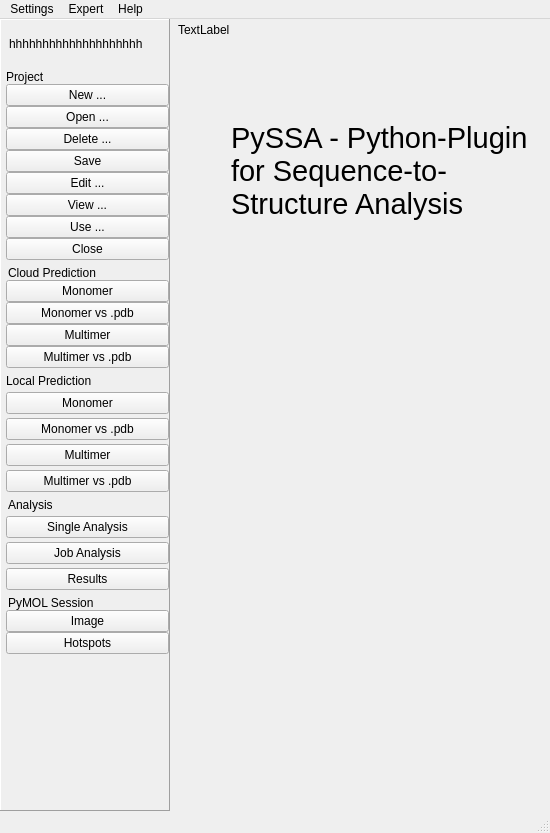
The window that pyssa/gui/ui/forms/mainWindow_alt.ui (urban233/PySSA) describes before a commit, drawn with Qt 5.
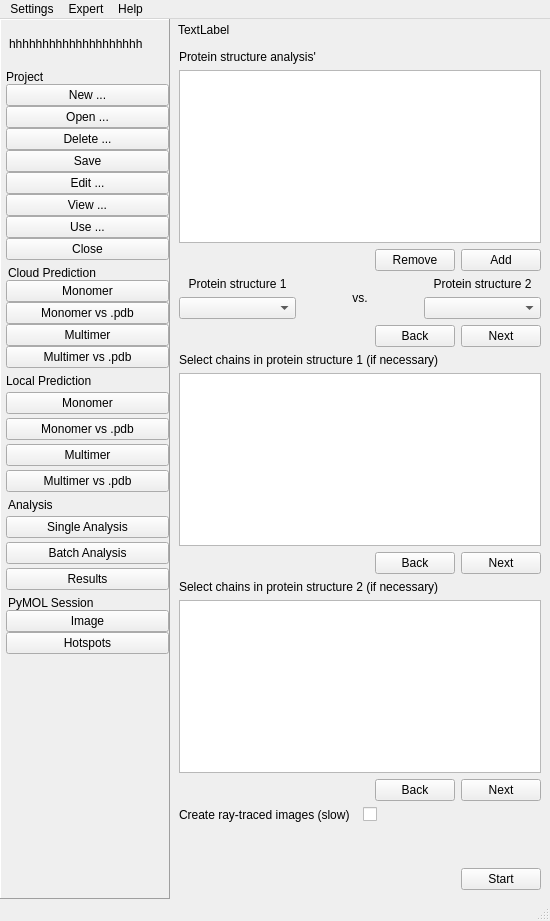
The same window after the commit. The open tabs and pages were chosen to show the change. Icons and pictures are not drawn.

Commit message: added single analysis functionality and batch layout

Diff of the .ui file:
```diff
--- a/pyssa/gui/ui/forms/mainWindow_alt.ui
+++ b/pyssa/gui/ui/forms/mainWindow_alt.ui
@@ -7,7 +7,7 @@
     <x>0</x>
     <y>0</y>
     <width>550</width>
-    <height>833</height>
+    <height>921</height>
    </rect>
   </property>
   <property name="windowTitle">
@@ -182,8 +182,8 @@
                  <rect>
                   <x>0</x>
                   <y>0</y>
-                  <width>142</width>
-                  <height>741</height>
+                  <width>163</width>
+                  <height>827</height>
                  </rect>
                 </property>
                 <layout class="QVBoxLayout" name="verticalLayout_64">
@@ -422,7 +422,7 @@
                    <item>
                     <widget class="QPushButton" name="btn_single_analysis_page">
                      <property name="focusPolicy">
-                      <enum>Qt::ClickFocus</enum>
+                      <enum>Qt::StrongFocus</enum>
                      </property>
                      <property name="text">
                       <string>Single Analysis</string>
@@ -430,19 +430,19 @@
                     </widget>
                    </item>
                    <item>
-                    <widget class="QPushButton" name="btn_job_analysis_page">
+                    <widget class="QPushButton" name="btn_batch_analysis_page">
                      <property name="focusPolicy">
-                      <enum>Qt::ClickFocus</enum>
+                      <enum>Qt::StrongFocus</enum>
                      </property>
                      <property name="text">
-                      <string>Job Analysis</string>
+                      <string>Batch Analysis</string>
                      </property>
                     </widget>
                    </item>
                    <item>
                     <widget class="QPushButton" name="btn_results_page">
                      <property name="focusPolicy">
-                      <enum>Qt::ClickFocus</enum>
+                      <enum>Qt::StrongFocus</enum>
                      </property>
                      <property name="text">
                       <string>Results</string>
@@ -635,6 +635,12 @@
           </property>
           <item>
            <widget class="QStackedWidget" name="stackedWidget">
+            <property name="sizePolicy">
+             <sizepolicy hsizetype="Preferred" vsizetype="Preferred">
+              <horstretch>0</horstretch>
+              <verstretch>0</verstretch>
+             </sizepolicy>
+            </property>
             <property name="minimumSize">
              <size>
               <width>353</width>
@@ -1222,7 +1228,7 @@
              </layout>
             </widget>
             <widget class="QWidget" name="single_analysis_page">
-             <layout class="QVBoxLayout" name="verticalLayout_44">
+             <layout class="QVBoxLayout" name="verticalLayout_86">
               <item>
                <layout class="QHBoxLayout" name="horizontalLayout_4">
                 <item>
@@ -1389,7 +1395,7 @@
                </spacer>
               </item>
               <item>
-               <layout class="QHBoxLayout" name="horizontalLayout_55">
+               <layout class="QHBoxLayout" name="horizontalLayout_63">
                 <item>
                  <spacer name="horizontalSpacer_3">
                   <property name="orientation">
@@ -1421,66 +1427,180 @@
               </item>
              </layout>
             </widget>
-            <widget class="QWidget" name="job_analysis_page">
-             <layout class="QVBoxLayout" name="verticalLayout_8">
-              <property name="leftMargin">
-               <number>10</number>
-              </property>
-              <property name="topMargin">
-               <number>5</number>
-              </property>
-              <property name="rightMargin">
-               <number>10</number>
-              </property>
-              <property name="bottomMargin">
-               <number>5</number>
-              </property>
+            <widget class="QWidget" name="batch_analysis_page">
+             <layout class="QVBoxLayout" name="verticalLayout_87">
               <item>
-               <widget class="QLabel" name="label_21">
-                <property name="text">
-                 <string>Enter a job name:</string>
-                </property>
-               </widget>
-              </item>
-              <item>
-               <widget class="QLineEdit" name="txt_batch_job_name"/>
-              </item>
-              <item>
-               <widget class="QLabel" name="label_22">
-                <property name="text">
-                 <string>Choose a .pdb file or enter a PDB ID:</string>
-                </property>
-               </widget>
-              </item>
-              <item>
-               <layout class="QHBoxLayout" name="horizontalLayout_20">
+               <layout class="QVBoxLayout" name="verticalLayout_44">
                 <item>
-                 <widget class="QLineEdit" name="txt_batch_load_reference"/>
-                </item>
-                <item>
-                 <widget class="QToolButton" name="btn_batch_load_reference">
+                 <widget class="QLabel" name="lbl_analysis_batch_overview">
                   <property name="text">
-                   <string>...</string>
+                   <string>Protein structure analysis'</string>
                   </property>
                  </widget>
                 </item>
+                <item>
+                 <widget class="QListWidget" name="list_analysis_batch_overview">
+                  <property name="sizePolicy">
+                   <sizepolicy hsizetype="Expanding" vsizetype="Expanding">
+                    <horstretch>0</horstretch>
+                    <verstretch>0</verstretch>
+                   </sizepolicy>
+                  </property>
+                  <property name="minimumSize">
+                   <size>
+                    <width>0</width>
+                    <height>0</height>
+                   </size>
+                  </property>
+                  <property name="maximumSize">
+                   <size>
+                    <width>16777215</width>
+                    <height>16777215</height>
+                   </size>
+                  </property>
+                 </widget>
+                </item>
+                <item>
+                 <layout class="QHBoxLayout" name="horizontalLayout_20">
+                  <item>
+                   <spacer name="horizontalSpacer_6">
+                    <property name="orientation">
+                     <enum>Qt::Horizontal</enum>
+                    </property>
+                    <property name="sizeHint" stdset="0">
+                     <size>
+                      <width>40</width>
+                      <height>20</height>
+                     </size>
+                    </property>
+                   </spacer>
+                  </item>
+                  <item>
+                   <widget class="QPushButton" name="btn_analysis_batch_remove">
+                    <property name="text">
+                     <string>Remove</string>
+                    </property>
+                   </widget>
+                  </item>
+                  <item>
+                   <widget class="QPushButton" name="btn_analysis_batch_add">
+                    <property name="text">
+                     <string>Add</string>
+                    </property>
+                   </widget>
+                  </item>
+                 </layout>
+                </item>
                </layout>
               </item>
               <item>
                <layout class="QHBoxLayout" name="horizontalLayout_15">
                 <item>
-                 <widget class="QPushButton" name="btn_batch_load_model">
+                 <layout class="QVBoxLayout" name="verticalLayout_84">
+                  <item>
+                   <widget class="QLabel" name="lbl_analysis_batch_prot_struct_1">
+                    <property name="text">
+                     <string>Protein structure 1</string>
+                    </property>
+                    <property name="alignment">
+                     <set>Qt::AlignCenter</set>
+                    </property>
+                   </widget>
+                  </item>
+                  <item>
+                   <widget class="QComboBox" name="box_analysis_batch_prot_struct_1"/>
+                  </item>
+                 </layout>
+                </item>
+                <item>
+                 <widget class="QLabel" name="lbl_analysis_batch_vs">
+                  <property name="text">
+                   <string>vs.</string>
+                  </property>
+                  <property name="alignment">
+                   <set>Qt::AlignCenter</set>
+                  </property>
+                 </widget>
+                </item>
+                <item>
+                 <layout class="QVBoxLayout" name="verticalLayout_85">
+                  <item>
+                   <widget class="QLabel" name="lbl_analysis_batch_prot_struct_2">
+                    <property name="text">
+                     <string>Protein structure 2</string>
+                    </property>
+                    <property name="alignment">
+                     <set>Qt::AlignCenter</set>
+                    </property>
+                   </widget>
+                  </item>
+                  <item>
+                   <widget class="QComboBox" name="box_analysis_batch_prot_struct_2"/>
+                  </item>
+                 </layout>
+                </item>
+               </layout>
+              </item>
+              <item>
+               <layout class="QHBoxLayout" name="horizontalLayout_55">
+                <item>
+                 <spacer name="horizontalSpacer_40">
+                  <property name="orientation">
+                   <enum>Qt::Horizontal</enum>
+                  </property>
+                  <property name="sizeHint" stdset="0">
+                   <size>
+                    <width>40</width>
+                    <height>20</height>
+                   </size>
+                  </property>
+                 </spacer>
+                </item>
+                <item>
+                 <widget class="QPushButton" name="btn_analysis_batch_back">
+                  <property name="text">
+                   <string>Back</string>
+                  </property>
+                 </widget>
+                </item>
+                <item>
+                 <widget class="QPushButton" name="btn_analysis_batch_next">
+                  <property name="text">
+                   <string>Next</string>
+                  </property>
+                 </widget>
+                </item>
+               </layout>
+              </item>
+              <item>
+               <layout class="QVBoxLayout" name="verticalLayout_8">
+                <item>
+                 <widget class="QLabel" name="lbl_analysis_batch_ref_chains">
+                  <property name="text">
+                   <string>Select chains in protein structure 1 (if necessary)</string>
+                  </property>
+                 </widget>
+                </item>
+                <item>
+                 <widget class="QListWidget" name="list_analysis_batch_ref_chains">
                   <property name="minimumSize">
                    <size>
-                    <width>180</width>
+                    <width>0</width>
                     <height>0</height>
                    </size>
                   </property>
-                  <property name="text">
-                   <string>Open models</string>
+                  <property name="maximumSize">
+                   <size>
+                    <width>16777215</width>
+                    <height>16777215</height>
+                   </size>
                   </property>
                  </widget>
                 </item>
+               </layout>
+              </item>
+              <item>
+               <layout class="QHBoxLayout" name="horizontalLayout_56">
                 <item>
                  <spacer name="horizontalSpacer_5">
                   <property name="orientation">
@@ -1494,63 +1614,118 @@
                   </property>
                  </spacer>
                 </item>
+                <item>
+                 <widget class="QPushButton" name="btn_analysis_batch_back_2">
+                  <property name="text">
+                   <string>Back</string>
+                  </property>
+                 </widget>
+                </item>
+                <item>
+                 <widget class="QPushButton" name="btn_analysis_batch_next_2">
+                  <property name="text">
+                   <string>Next</string>
+                  </property>
+                 </widget>
+                </item>
                </layout>
               </item>
-              <item>
-               <widget class="QTextEdit" name="txt_batch_load_model">
-                <property name="enabled">
-                 <bool>false</bool>
-                </property>
-                <property name="maximumSize">
-                 <size>
-                  <width>16777215</width>
-                  <height>16777215</height>
-                 </size>
-                </property>
-               </widget>
-              </item>
-              <item>
-               <widget class="QCheckBox" name="cb_batch_chain_info">
-                <property name="text">
-                 <string>Add chain information</string>
-                </property>
-               </widget>
-              </item>
               <item>
                <layout class="QVBoxLayout" name="verticalLayout_11">
                 <item>
-                 <widget class="QLabel" name="label_11">
+                 <widget class="QLabel" name="lbl_analysis_batch_model_chains">
                   <property name="text">
-                   <string>Chains in reference (input style: G,H)</string>
+                   <string>Select chains in protein structure 2 (if necessary)</string>
                   </property>
                  </widget>
                 </item>
                 <item>
-                 <widget class="QLineEdit" name="txt_batch_chain_ref"/>
+                 <widget class="QListWidget" name="list_analysis_batch_model_chains">
+                  <property name="minimumSize">
+                   <size>
+                    <width>0</width>
+                    <height>0</height>
+                   </size>
+                  </property>
+                  <property name="maximumSize">
+                   <size>
+                    <width>16777215</width>
+                    <height>16777215</height>
+                   </size>
+                  </property>
+                 </widget>
                 </item>
+               </layout>
+              </item>
+              <item>
+               <layout class="QHBoxLayout" name="horizontalLayout_64">
                 <item>
-                 <widget class="QLabel" name="label_12">
+                 <spacer name="horizontalSpacer_45">
+                  <property name="orientation">
+                   <enum>Qt::Horizontal</enum>
+                  </property>
+                  <property name="sizeHint" stdset="0">
+                   <size>
+                    <width>40</width>
+                    <height>20</height>
+                   </size>
+                  </property>
+                 </spacer>
+                </item>
+                <item>
+                 <widget class="QPushButton" name="btn_analysis_batch_back_3">
                   <property name="text">
-                   <string>Chains in models (input style: A,B)</string>
+                   <string>Back</string>
                   </property>
                  </widget>
                 </item>
                 <item>
-                 <widget class="QLineEdit" name="txt_batch_chain_model"/>
+                 <widget class="QPushButton" name="btn_analysis_batch_next_3">
+                  <property name="text">
+                   <string>Next</string>
+                  </property>
+                 </widget>
                 </item>
                </layout>
               </item>
               <item>
                <layout class="QHBoxLayout" name="horizontalLayout_16">
                 <item>
-                 <widget class="QLabel" name="label_13">
+                 <widget class="QLabel" name="lbl_analysis_batch_images">
                   <property name="text">
-                   <string>Batch structure analysis</string>
+                   <string>Create ray-traced images (slow)</string>
                   </property>
                  </widget>
                 </item>
                 <item>
-                 <spacer name="horizontalSpacer_6">
+                 <widget class="QCheckBox" name="cb_analysis_batch_images">
+                  <property name="text">
+                   <string/>
+                  </property>
+                 </widget>
+                </item>
+               </layout>
+              </item>
+              <item>
+               <spacer name="verticalSpacer_12">
+                <property name="orientation">
+                 <enum>Qt::Vertical</enum>
+                </property>
+                <property name="sizeType">
+                 <enum>QSizePolicy::MinimumExpanding</enum>
+                </property>
+                <property name="sizeHint" stdset="0">
+                 <size>
+                  <width>20</width>
+                  <height>40</height>
+                 </size>
+                </property>
+               </spacer>
+              </item>
+              <item>
+               <layout class="QHBoxLayout" name="horizontalLayout_65">
+                <item>
+                 <spacer name="horizontalSpacer_44">
                   <property name="orientation">
                    <enum>Qt::Horizontal</enum>
                   </property>
@@ -1563,7 +1738,7 @@
                  </spacer>
                 </item>
                 <item>
-                 <widget class="QPushButton" name="btn_batch_start">
+                 <widget class="QPushButton" name="btn_analysis_batch_start">
                   <property name="text">
                    <string>Start</string>
                   </property>
@@ -1571,13 +1746,6 @@
                 </item>
                </layout>
               </item>
-              <item>
-               <widget class="QProgressBar" name="progress_bar_batch">
-                <property name="value">
-                 <number>24</number>
-                </property>
-               </widget>
-              </item>
              </layout>
             </widget>
             <widget class="QWidget" name="results_page">
@@ -1585,21 +1753,21 @@
               <item>
                <layout class="QHBoxLayout" name="horizontalLayout_34">
                 <item>
-                 <widget class="QLabel" name="label_20">
+                 <widget class="QLabel" name="lbl_results_analysis_options">
                   <property name="text">
                    <string>Analysis of</string>
                   </property>
                  </widget>
                 </item>
                 <item>
-                 <widget class="QComboBox" name="comboBox_3"/>
+                 <widget class="QComboBox" name="cb_results_analysis_options"/>
                 </item>
                </layout>
               </item>
               <item>
                <layout class="QHBoxLayout" name="horizontalLayout_33">
                 <item>
-                 <widget class="QLabel" name="label">
+                 <widget class="QLabel" name="lbl_results_distance_plot">
                   <property name="text">
                    <string>Distance Plot</string>
                   </property>
@@ -1629,7 +1797,7 @@
               <item>
                <layout class="QHBoxLayout" name="horizontalLayout_10">
                 <item>
-                 <widget class="QLabel" name="label_2">
+                 <widget class="QLabel" name="lbl_results_distance_histogram">
                   <property name="text">
                    <string>Distance Histogram</string>
                   </property>
@@ -1659,7 +1827,7 @@
               <item>
                <layout class="QHBoxLayout" name="horizontalLayout_11">
                 <item>
-                 <widget class="QLabel" name="label_5">
+                 <widget class="QLabel" name="lbl_results_distance_table">
                   <property name="text">
                    <string>Distance Table</string>
                   </property>
@@ -1689,7 +1857,7 @@
               <item>
                <layout class="QHBoxLayout" name="horizontalLayout_12">
                 <item>
-                 <widget class="QLabel" name="label_6">
+                 <widget class="QLabel" name="lbl_results_structure_alignment">
                   <property name="text">
                    <string>Structure Alignment</string>
                   </property>
@@ -1782,6 +1950,22 @@
                 </item>
                </layout>
               </item>
+              <item>
+               <spacer name="verticalSpacer_11">
+                <property name="orientation">
+                 <enum>Qt::Vertical</enum>
+                </property>
+                <property name="sizeType">
+                 <enum>QSizePolicy::MinimumExpanding</enum>
+                </property>
+                <property name="sizeHint" stdset="0">
+                 <size>
+                  <width>20</width>
+                  <height>40</height>
+                 </size>
+                </property>
+               </spacer>
+              </item>
              </layout>
             </widget>
             <widget class="QWidget" name="image_page">
@@ -4114,7 +4298,7 @@
      <x>0</x>
      <y>0</y>
      <width>550</width>
-     <height>26</height>
+     <height>21</height>
     </rect>
    </property>
    <widget class="QMenu" name="menuSettings">
```
The commit also changes 11 other files.
